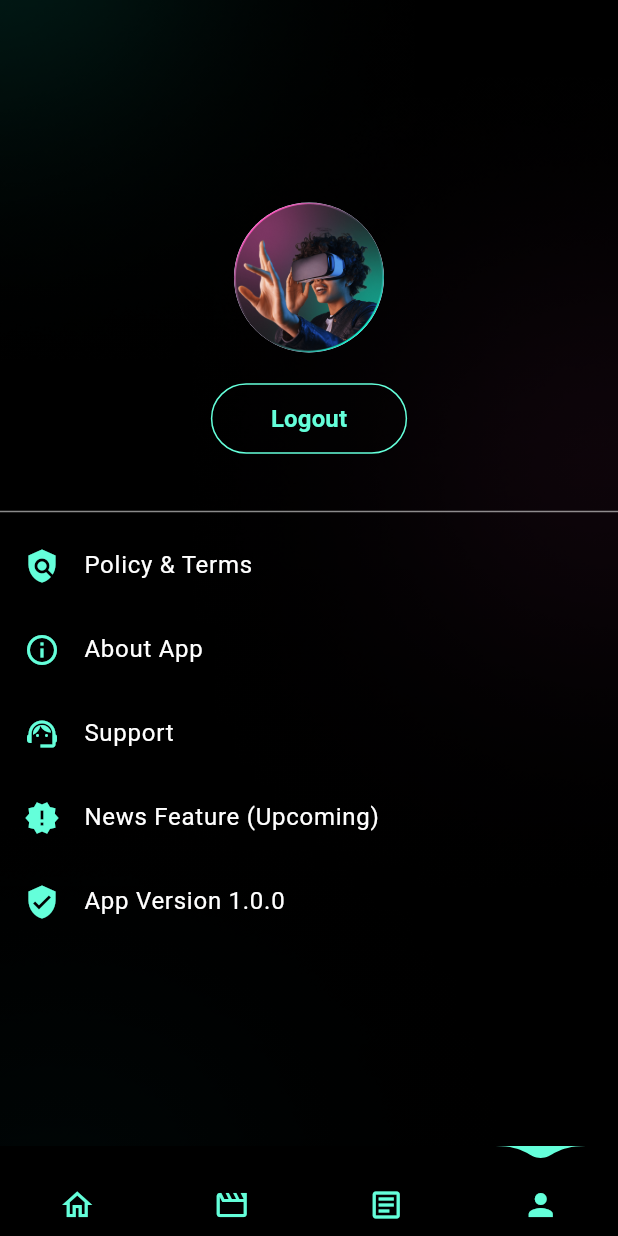
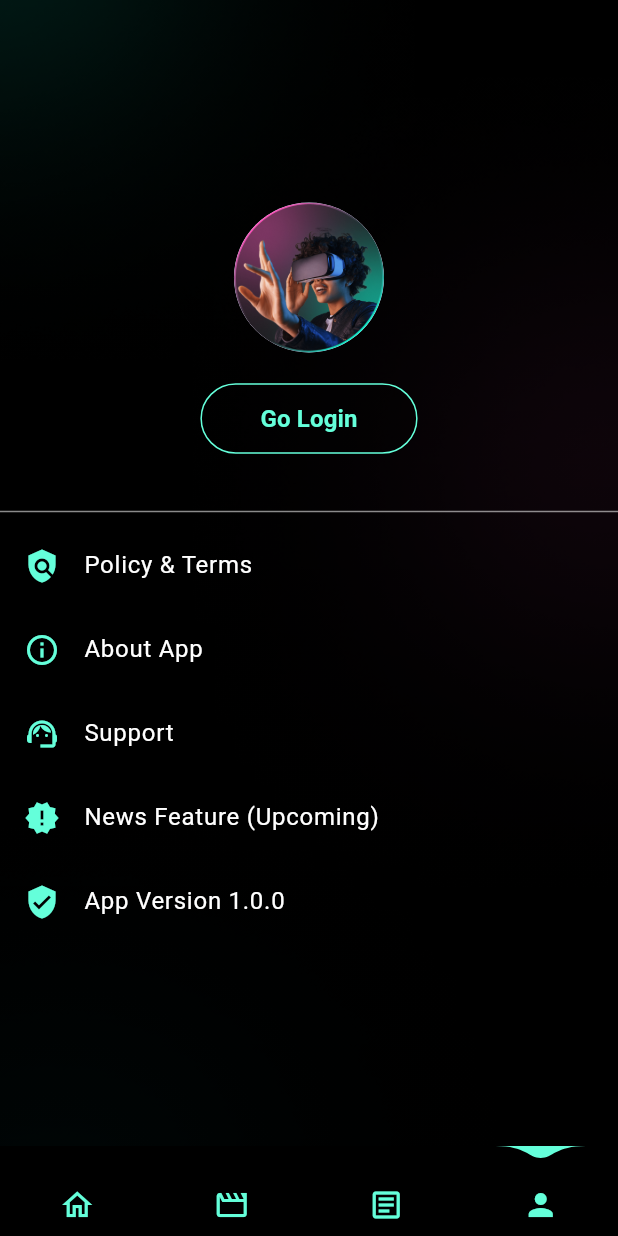
Before and after one commit to ZensYing/flutter-movie-blog-app, a Flutter app: the MainScreen screen opened directly, item 4 of the bottom bar chosen, on a phone screen of 412 x 824 dp. Run offline on Flutter 3.47's test engine with Material 3 defaults, Android fonts, the phone set to English and light mode, and no system bars; drawn by our look-alikes of water_drop_nav_bar; our stand-ins replace flutter_widget_from_html, package_info_plus, shared_preferences; accounts and stored records are empty; network calls fail.

```diff
--- a/lib/providers/user_provider.dart
+++ b/lib/providers/user_provider.dart
@@ -1,4 +1,3 @@
-// lib/providers/user_provider.dart
 import 'package:flutter/material.dart';
 
 class UserProvider with ChangeNotifier {
@@ -6,11 +5,15 @@ class UserProvider with ChangeNotifier {
   String _userEmail = '';
   String _userAvatar = 'assets/img/Avatar.png'; // Default avatar path
 
+  // Getters
   String get userName => _userName;
   String get userEmail => _userEmail;
   String get userAvatar => _userAvatar;
 
-  // Set user data
+  // Determine if the user is logged in
+  bool get isLoggedIn => _userName.isNotEmpty && _userEmail.isNotEmpty;
+
+  // Set user data (for login)
   void setUser(String name, String email, String avatar) {
     _userName = name;
     _userEmail = email;
--- a/lib/ui/screens/main_screen.dart
+++ b/lib/ui/screens/main_screen.dart
@@ -1,6 +1,4 @@
-// lib/ui/screens/main_screen.dart
 import 'package:flutter/material.dart';
-import 'package:shared_preferences/shared_preferences.dart';
 import 'package:water_drop_nav_bar/water_drop_nav_bar.dart';
 import 'home_screen.dart';
 import 'movie_screen.dart';
@@ -11,59 +9,30 @@ class MainScreen extends StatefulWidget {
   const MainScreen({super.key});
 
   @override
-  // ignore: library_private_types_in_public_api
-  _MainScreenState createState() => _MainScreenState();
+  State<MainScreen> createState() => _MainScreenState();
 }
 
 class _MainScreenState extends State<MainScreen> {
   int _currentIndex = 0;
-  String? username;
-  String? email;
-  bool isLoading = true; // Add a loading flag
-  List<Widget> _screens = []; // Define screens as an empty list initially
 
-  @override
-  void initState() {
-    super.initState();
-    _fetchUserData(); // Fetch user data when the screen initializes
-  }
-
-  Future<void> _fetchUserData() async {
-    final prefs = await SharedPreferences.getInstance();
-    setState(() {
-      username = prefs.getString('user_name') ?? 'Default User';
-      email = prefs.getString('user_email') ?? 'default@example.com';
-      isLoading = false; // Set loading to false once data is fetched
-
-      // Initialize _screens after fetching user data
-      _screens = [
-        const HomeScreen(),
-        const MovieScreen(),
-        const BlogScreen(),
-        const ProfileScreen(), // Use correct parameter names here
-      ];
-    });
-  }
+  // Define the screens for each tab
+  final List<Widget> _screens = [
+    const HomeScreen(),
+    const MovieScreen(),
+    const BlogScreen(),
+    const ProfileScreen(),
+  ];
 
   @override
   Widget build(BuildContext context) {
-    // Show a loading indicator until user data is loaded
-    if (isLoading) {
-      return const Scaffold(
-        body: Center(
-          child: CircularProgressIndicator(),
-        ),
-      );
-    }
-
     return Scaffold(
-      body: _screens[_currentIndex], // Display the selected screen
+      // Display the selected screen based on the current index
+      body: _screens[_currentIndex],
       bottomNavigationBar: WaterDropNavBar(
-        backgroundColor: Colors.black, // Background color of the nav bar
-        waterDropColor:
-            Colors.tealAccent, // The color of the water drop animation
-        iconSize: 24, // Icon size in the nav bar
-        barItems: <BarItem>[
+        backgroundColor: Colors.black,
+        waterDropColor: Colors.tealAccent,
+        iconSize: 24,
+        barItems: [
           BarItem(
             filledIcon: Icons.home,
             outlinedIcon: Icons.home_outlined,
@@ -84,7 +53,7 @@ class _MainScreenState extends State<MainScreen> {
         selectedIndex: _currentIndex,
         onItemSelected: (index) {
           setState(() {
-            _currentIndex = index; // Update the current index to switch screens
+            _currentIndex = index;
           });
         },
       ),
--- a/lib/ui/screens/profile_screen.dart
+++ b/lib/ui/screens/profile_screen.dart
@@ -1,5 +1,5 @@
-// lib/ui/screens/profile_screen.dart
 import 'package:flutter/material.dart';
+import 'package:movie_app/ui/screens/login_screen.dart';
 import 'package:provider/provider.dart';
 import 'package:movie_app/providers/user_provider.dart';
 import 'package:shared_preferences/shared_preferences.dart';
@@ -8,13 +8,12 @@ import 'onboarding_screen.dart';
 import 'about_app_screen.dart';
 import 'policy_screen.dart';
 import 'support_screen.dart';
-import 'news_feature_screen.dart'; // Import NewsFeatureScreen
+import 'news_feature_screen.dart';
 
 class ProfileScreen extends StatefulWidget {
   const ProfileScreen({super.key});
 
   @override
-  // ignore: library_private_types_in_public_api
   _ProfileScreenState createState() => _ProfileScreenState();
 }
 
@@ -27,6 +26,7 @@ class _ProfileScreenState extends State<ProfileScreen> {
     _fetchAppVersion();
   }
 
+  // Fetch the app version from package info
   Future<void> _fetchAppVersion() async {
     PackageInfo packageInfo = await PackageInfo.fromPlatform();
     setState(() {
@@ -34,35 +34,48 @@ class _ProfileScreenState extends State<ProfileScreen> {
     });
   }
 
+  // Handle logout action
   Future<void> _logout(BuildContext context) async {
     final prefs = await SharedPreferences.getInstance();
     await prefs.remove('is_logged_in');
 
-    // ignore: use_build_context_synchronously
+    // Clear user data from UserProvider
     Provider.of<UserProvider>(context, listen: false).clearUser();
 
+    // Navigate to the onboarding screen
     Navigator.pushReplacement(
-      // ignore: use_build_context_synchronously
       context,
       MaterialPageRoute(builder: (context) => const OnboardingScreen()),
+    );
+  }
+
+  // Navigate to the login screen if user is not logged in
+  Future<void> _goToLogin(BuildContext context) async {
+    Navigator.pushReplacement(
+      context,
+      MaterialPageRoute(builder: (context) => const LoginScreen()),
     );
   }
 
   @override
   Widget build(BuildContext context) {
     final userProvider = Provider.of<UserProvider>(context);
+    final bool? isLoggedIn =
+        userProvider.isLoggedIn; // Get login status from UserProvider
 
     return Scaffold(
       backgroundColor: Colors.black,
       body: SafeArea(
         child: Stack(
           children: [
+            // Background image
             Positioned.fill(
               child: Image.asset(
                 'assets/img/home_bg.png',
                 fit: BoxFit.cover,
               ),
             ),
+            // Gradient overlay
             Container(
               decoration: BoxDecoration(
                 gradient: LinearGradient(
@@ -75,6 +88,7 @@ class _ProfileScreenState extends State<ProfileScreen> {
                 ),
               ),
             ),
+            // Main content
             Column(
               mainAxisAlignment: MainAxisAlignment.center,
               children: [
@@ -84,7 +98,9 @@ class _ProfileScreenState extends State<ProfileScreen> {
                 ),
                 const SizedBox(height: 20),
                 ElevatedButton(
-                  onPressed: () => _logout(context),
+                  onPressed: () => (isLoggedIn ?? false)
+                      ? _logout(context)
+                      : _goToLogin(context),
                   style: ElevatedButton.styleFrom(
                     backgroundColor: Colors.transparent,
                     padding: const EdgeInsets.symmetric(
@@ -94,9 +110,9 @@ class _ProfileScreenState extends State<ProfileScreen> {
                       side: const BorderSide(color: Colors.tealAccent),
                     ),
                   ),
-                  child: const Text(
-                    "Logout",
-                    style: TextStyle(
+                  child: Text(
+                    (isLoggedIn ?? false) ? "Logout" : "Go Login",
+                    style: const TextStyle(
                       color: Colors.tealAccent,
                       fontSize: 16,
                       fontWeight: FontWeight.bold,
```
Also changed, not shown: lib/main.dart (+45 -40 lines), lib/ui/screens/login_screen.dart (+19 -12 lines), lib/ui/screens/onboarding_screen.dart (+22 -12 lines), 1 other file.
